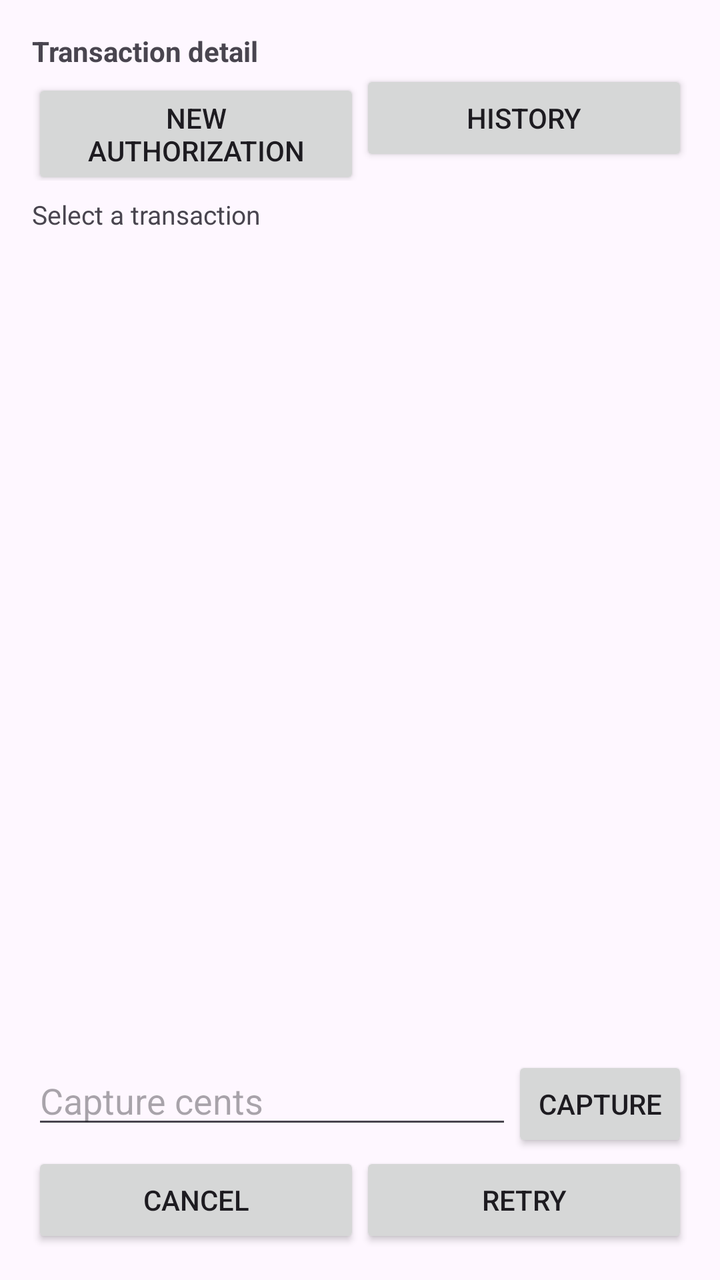
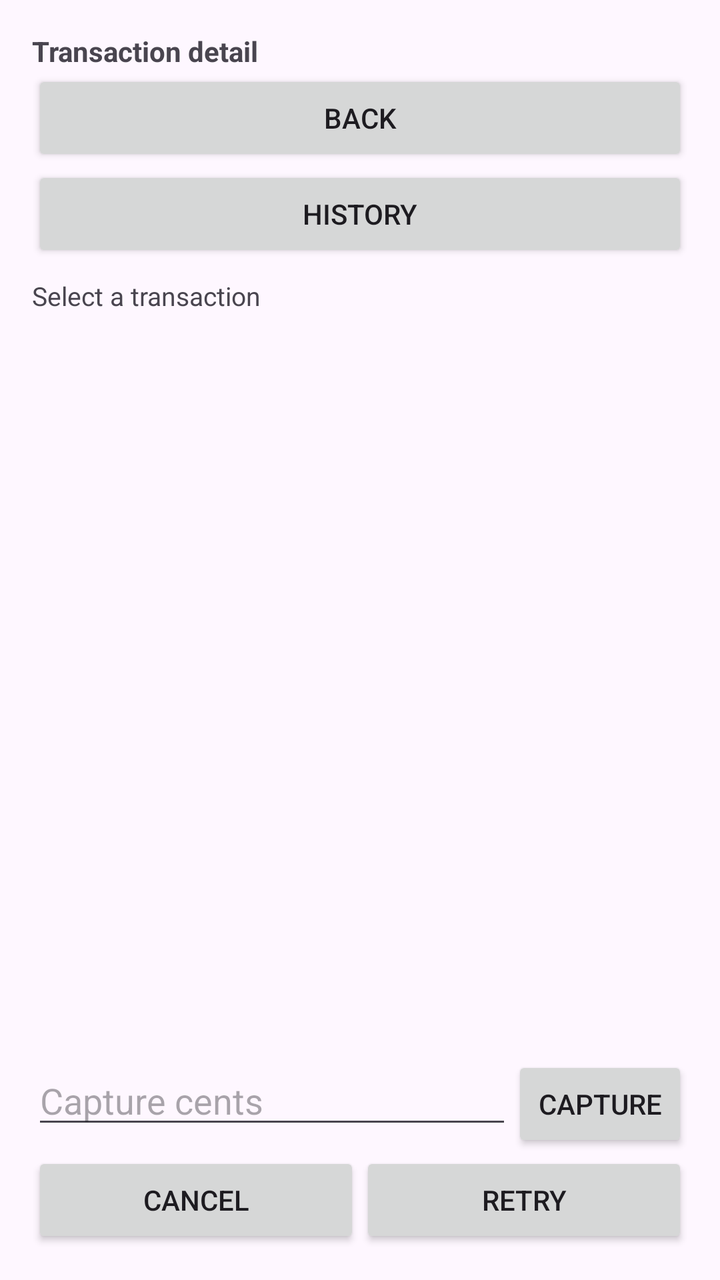

Compare the two renders of this Android layout. The source of the first and the diff that turns it into the second are given below.
<!-- AndroidManifest.xml: application theme Theme.PaymentOperatorApp -->
<!-- res/layout/fragment_transaction_detail.xml -->
<?xml version="1.0" encoding="utf-8"?>
<LinearLayout xmlns:android="http://schemas.android.com/apk/res/android"
    android:layout_width="match_parent"
    android:layout_height="match_parent"
    android:orientation="vertical"
    android:padding="@dimen/screen_padding">

    <TextView
        android:id="@+id/txtDetailTitle"
        android:layout_width="match_parent"
        android:layout_height="wrap_content"
        android:text="@string/title_transaction_detail"
        android:textStyle="bold" />

    <LinearLayout
        android:layout_width="match_parent"
        android:layout_height="wrap_content"
        android:orientation="horizontal">

        <Button
            android:id="@+id/btnNewAuthorization"
            android:layout_width="@dimen/weighted_layout_size"
            android:layout_height="wrap_content"
            android:layout_weight="@integer/layout_weight_full"
            android:text="@string/action_new_authorization" />

        <Button
            android:id="@+id/btnOpenHistory"
            android:layout_width="@dimen/weighted_layout_size"
            android:layout_height="wrap_content"
            android:layout_weight="@integer/layout_weight_full"
            android:text="@string/action_open_history" />
    </LinearLayout>

    <TextView
        android:id="@+id/txtDetail"
        android:layout_width="match_parent"
        android:layout_height="@dimen/weighted_layout_size"
        android:layout_weight="@integer/layout_weight_full"
        android:paddingTop="@dimen/detail_top_padding"
        android:scrollbars="vertical"
        android:text="@string/text_select_transaction"
        android:textSize="@dimen/detail_text_size" />

    <LinearLayout
        android:layout_width="match_parent"
        android:layout_height="wrap_content"
        android:orientation="horizontal">

        <EditText
            android:id="@+id/inputCaptureAmount"
            android:layout_width="@dimen/weighted_layout_size"
            android:layout_height="wrap_content"
            android:layout_weight="@integer/layout_weight_full"
            android:hint="@string/hint_capture_cents"
            android:inputType="number" />

        <Button
            android:id="@+id/btnCapture"
            android:layout_width="wrap_content"
            android:layout_height="wrap_content"
            android:text="@string/action_capture" />
    </LinearLayout>

    <LinearLayout
        android:layout_width="match_parent"
        android:layout_height="wrap_content"
        android:orientation="horizontal">

        <Button
            android:id="@+id/btnCancel"
            android:layout_width="@dimen/weighted_layout_size"
            android:layout_height="wrap_content"
            android:layout_weight="@integer/layout_weight_full"
            android:text="@string/action_cancel" />

        <Button
            android:id="@+id/btnRetry"
            android:layout_width="@dimen/weighted_layout_size"
            android:layout_height="wrap_content"
            android:layout_weight="@integer/layout_weight_full"
            android:text="@string/action_retry" />
    </LinearLayout>

</LinearLayout>
<!-- resources referenced by this layout -->
<resources>
  <dimen name="detail_text_size">13sp</dimen>
  <dimen name="detail_top_padding">8dp</dimen>
  <dimen name="screen_padding">16dp</dimen>
  <dimen name="weighted_layout_size">0dp</dimen>
  <integer name="layout_weight_full">1</integer>
  <string name="action_cancel">Cancel</string>
  <string name="action_capture">Capture</string>
  <string name="action_new_authorization">New authorization</string>
  <string name="action_open_history">History</string>
  <string name="action_retry">Retry</string>
  <string name="hint_capture_cents">Capture cents</string>
  <string name="text_select_transaction">Select a transaction</string>
  <string name="title_transaction_detail">Transaction detail</string>
  <style name="Theme.PaymentOperatorApp" parent="Base.Theme.PaymentOperatorApp" />
  <style name="Base.Theme.PaymentOperatorApp" parent="Theme.Material3.DayNight.NoActionBar">
          
          
      </style>
</resources>

<!-- the commit's change to res/layout/fragment_transaction_detail.xml (unified diff, before → after) -->
@@ -12,23 +12,21 @@
         android:text="@string/title_transaction_detail"
         android:textStyle="bold" />
 
+    <Button
+        android:id="@+id/btnBack"
+        android:layout_width="match_parent"
+        android:layout_height="wrap_content"
+        android:text="@string/action_back" />
+
     <LinearLayout
         android:layout_width="match_parent"
         android:layout_height="wrap_content"
         android:orientation="horizontal">
 
         <Button
-            android:id="@+id/btnNewAuthorization"
-            android:layout_width="@dimen/weighted_layout_size"
+            android:id="@+id/btnOpenHistory"
+            android:layout_width="match_parent"
             android:layout_height="wrap_content"
-            android:layout_weight="@integer/layout_weight_full"
-            android:text="@string/action_new_authorization" />
-
-        <Button
-            android:id="@+id/btnOpenHistory"
-            android:layout_width="@dimen/weighted_layout_size"
-            android:layout_height="wrap_content"
-            android:layout_weight="@integer/layout_weight_full"
             android:text="@string/action_open_history" />
     </LinearLayout>
 
<!-- resource entries referenced after the edit -->
@@ -5,9 +5,9 @@
   <dimen name="screen_padding">16dp</dimen>
   <dimen name="weighted_layout_size">0dp</dimen>
   <integer name="layout_weight_full">1</integer>
+  <string name="action_back">Back</string>
   <string name="action_cancel">Cancel</string>
   <string name="action_capture">Capture</string>
-  <string name="action_new_authorization">New authorization</string>
   <string name="action_open_history">History</string>
   <string name="action_retry">Retry</string>
   <string name="hint_capture_cents">Capture cents</string>
